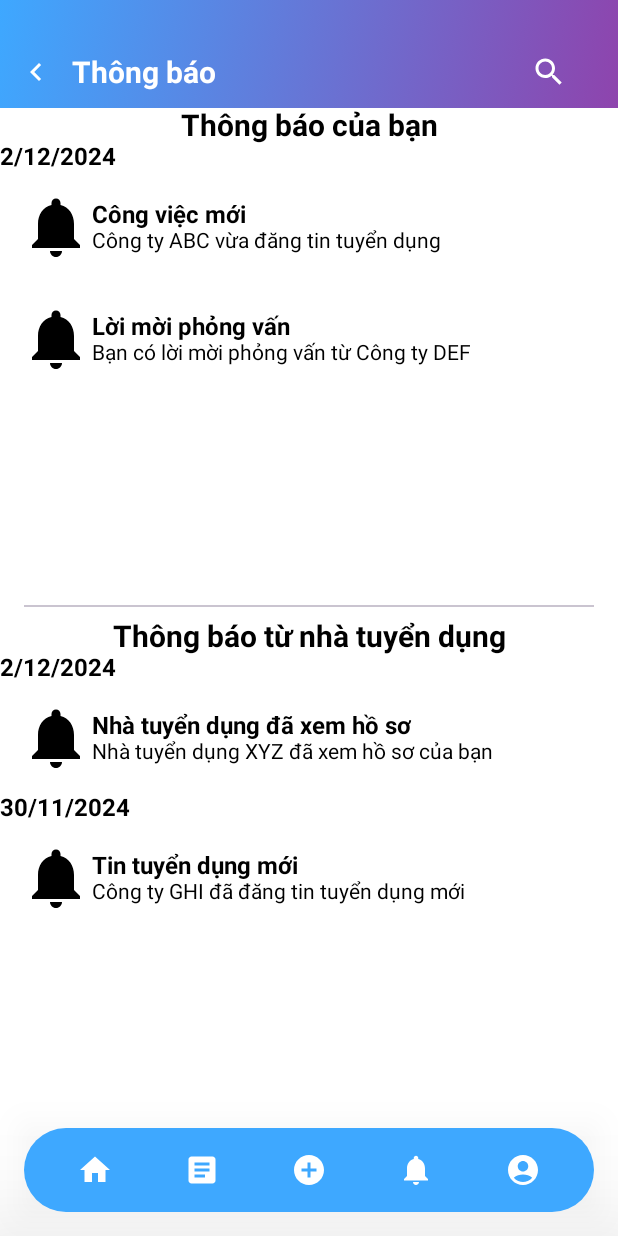
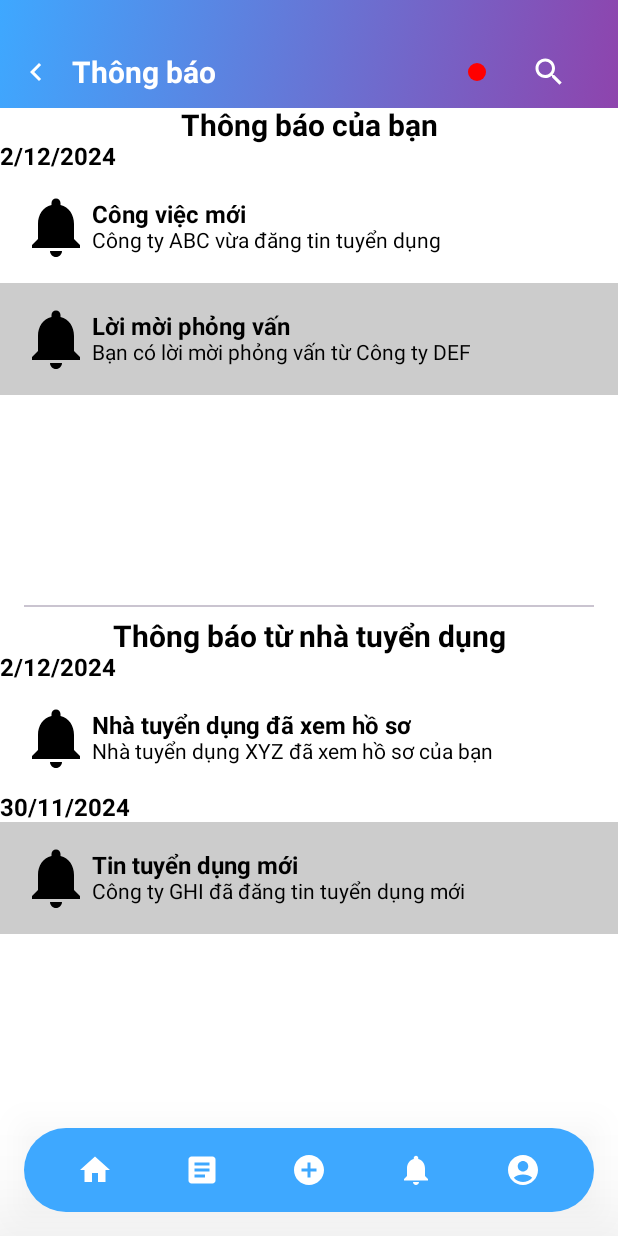
Before and after one commit to ThanhHienIT2004/Job-Search-Application, an Android app built with Jetpack Compose: the @Preview function PreviewNotificationsScreen, on a phone screen of 412 x 824 dp. Run offline under Robolectric (Android 15) with nearby library versions, the phone set to English and light mode, and no system bars.

Commit message:
notifications

```diff
--- a/app/build.gradle.kts
+++ b/app/build.gradle.kts
@@ -89,6 +89,7 @@ dependencies {
     implementation(libs.androidx.navigation.fragment.ktx)
     implementation(libs.androidx.navigation.ui.ktx)
     implementation(libs.firebase.database)
+    implementation(libs.firebase.database.ktx)
     testImplementation(libs.junit)
     androidTestImplementation(libs.androidx.junit)
     androidTestImplementation(libs.androidx.espresso.core)
--- a/app/src/main/java/com/mobile/jobsearchapplication/data/model/NotificationData.kt
+++ b/app/src/main/java/com/mobile/jobsearchapplication/data/model/NotificationData.kt
@@ -4,5 +4,6 @@ data class NotificationData(
     val imageRes: Int,
     val title: String,
     val description: String,
-    val time: Long
+    val time: Long,
+    val isRead: Boolean = false
 )
--- a/app/src/main/java/com/mobile/jobsearchapplication/data/remote/FirebaseRealtimeService.kt
+++ b/app/src/main/java/com/mobile/jobsearchapplication/data/remote/FirebaseRealtimeService.kt
@@ -5,7 +5,7 @@ import com.mobile.jobsearchapplication.ui.screens.Job
 
 // --- Firebase Service ---
 class FirebaseRealtimeService {
-    private val database = FirebaseDatabase.getInstance().refernce
+    private val database = FirebaseDatabase.getInstance().reference
 
     // Phương thức để thêm người dùng vào Firebase
     fun addUser(user: com.mobile.jobsearchapplication.ui.screens.User, onResult: (Boolean) -> Unit) {
--- a/app/src/main/java/com/mobile/jobsearchapplication/ui/screens/NotificationsScreen.kt
+++ b/app/src/main/java/com/mobile/jobsearchapplication/ui/screens/NotificationsScreen.kt
@@ -1,15 +1,29 @@
 package com.mobile.jobsearchapplication.ui.screens
 
+import androidx.compose.foundation.Image
+import androidx.compose.foundation.background
+import androidx.compose.foundation.gestures.detectTapGestures
 import androidx.compose.foundation.layout.*
+import androidx.compose.foundation.lazy.LazyColumn
+import androidx.compose.foundation.lazy.items
+import androidx.compose.foundation.shape.CircleShape
 import androidx.compose.foundation.text.input.TextFieldState
 import androidx.compose.material3.*
 import androidx.compose.runtime.*
+import androidx.compose.ui.Alignment
 import androidx.compose.ui.Modifier
+import androidx.compose.ui.graphics.Color
+import androidx.compose.ui.input.pointer.pointerInput
+import androidx.compose.ui.res.painterResource
+import androidx.compose.ui.text.font.FontWeight
+import androidx.compose.ui.text.style.TextAlign
 import androidx.compose.ui.tooling.preview.Preview
 import androidx.compose.ui.unit.dp
+import androidx.compose.ui.unit.sp
 import androidx.lifecycle.viewmodel.compose.viewModel
 import androidx.navigation.NavController
 import androidx.navigation.compose.rememberNavController
+import com.mobile.jobsearchapplication.data.model.NotificationData
 import com.mobile.jobsearchapplication.ui.components.bottom_bar.BottomNavBarCustom
 import com.mobile.jobsearchapplication.ui.components.NotificationSection
 import com.mobile.jobsearchapplication.utils.NotificationUtils
@@ -28,21 +42,24 @@ fun NotificationsScreen(
     val groupedUserNotifications = NotificationUtils.groupNotificationsByDate(userNotifications)
     val groupedRecruiterNotifications = NotificationUtils.groupNotificationsByDate(recruiterNotifications)
 
-    // Thiết lập SearchScreen
-    val textFieldState = remember { TextFieldState("") }
-    var searchResults by remember { mutableStateOf(listOf<String>()) }
-    val onSearch: (String) -> Unit = { query ->
-        searchResults = listOf("Kết quả 1: $query", "Kết quả 2: $query") // Thay bằng logic thực tế
-    }
-
     BaseScreen(
         title = "Thông báo",
         showBackButton = true,
         onBackClick = { navController.popBackStack() },
-        showSearch = true, // Bật icon tìm kiếm
+        showSearch = true,
         navController = navController,
-        actionsBot = { BottomNavBarCustom(navController) }
-    ){ paddingValues ->
+        actionsBot = { BottomNavBarCustom(navController) },
+        // Thêm nút đỏ trên TopBar
+        actionsTop = {
+            IconButton(onClick = { /* Xử lý sự kiện nút đỏ */ }) {
+                Box(
+                    modifier = Modifier
+                        .size(12.dp)
+                        .background(Color.Red, shape = CircleShape)
+                )
+            }
+        }
+    ) { paddingValues ->
         Column(
             modifier = Modifier
                 .fillMaxSize()
@@ -50,21 +67,65 @@ fun NotificationsScreen(
                 .windowInsetsPadding(WindowInsets.statusBars),
             verticalArrangement = Arrangement.spacedBy(8.dp)
         ) {
-            NotificationSection(
-                title = "Thông báo của bạn",
-                notifications = groupedUserNotifications,
-                modifier = Modifier.weight(1f)
-            )
+            NotificationSection("Thông báo của bạn", groupedUserNotifications, viewModel, Modifier.weight(1f))
             Divider(modifier = Modifier.fillMaxWidth().padding(horizontal = 16.dp))
-            NotificationSection(
-                title = "Thông báo từ nhà tuyển dụng",
-                notifications = groupedRecruiterNotifications,
-                modifier = Modifier.weight(1f)
-            )
+            NotificationSection("Thông báo từ nhà tuyển dụng", groupedRecruiterNotifications, viewModel, Modifier.weight(1f))
+        }
+    }
+}
+@Composable
+fun NotificationSection(
+    title: String,
+    notifications: Map<String, List<NotificationData>>,
+    viewModel: NotificationViewModel,
+    modifier: Modifier = Modifier
+) {
+    LazyColumn(modifier = modifier.fillMaxHeight()) {
+        item {
+            Box(modifier = Modifier.fillMaxWidth()) {
+                Text(
+                    text = title,
+                    fontSize = 20.sp,
+                    fontWeight = FontWeight.Bold,
+                    modifier = Modifier.align(Alignment.Center),
+                    textAlign = TextAlign.Center
+                )
+            }
+        }
+        notifications.forEach { (dateHeader, items) ->
+            item {
+                Text(text = dateHeader, fontWeight = FontWeight.Bold, fontSize = 16.sp)
+            }
+            items(items) { notification ->
+                NotificationItem(notification, viewModel)
+            }
         }
     }
 }
 
+@Composable
+fun NotificationItem(notification: NotificationData, viewModel: NotificationViewModel) {
+    Row(
+        modifier = Modifier
+            .fillMaxWidth()
+            .background(if (notification.isRead) Color.LightGray else Color.White) // Đậm nếu chưa xem
+            .padding(13.dp)
+            .pointerInput(Unit) {
+                detectTapGestures { viewModel.markAsRead(notification) } // Đánh dấu đã xem khi nhấn
+            },
+        verticalAlignment = Alignment.CenterVertically
+    ) {
+        Image(
+            painter = painterResource(id = notification.imageRes),
+            contentDescription = "Avatar",
+            modifier = Modifier.size(48.dp)
+        )
+        Column(modifier = Modifier.weight(1f)) {
+            Text(notification.title, fontWeight = FontWeight.Bold, fontSize = 16.sp)
+            Text(notification.description, fontSize = 14.sp)
+        }
+    }
+}
 @Preview(showBackground = true)
 @Composable
 fun PreviewNotificationsScreen() {
--- a/app/src/main/java/com/mobile/jobsearchapplication/ui/viewmodel/NotificationsViewModel.kt
+++ b/app/src/main/java/com/mobile/jobsearchapplication/ui/viewmodel/NotificationsViewModel.kt
@@ -7,27 +7,34 @@ import com.mobile.jobsearchapplication.R
 import com.mobile.jobsearchapplication.data.model.NotificationData
 import com.mobile.jobsearchapplication.utils.NotificationUtils.getRelativeDate
 
-
-
 class NotificationViewModel : ViewModel() {
     private val _userNotifications = MutableStateFlow(
         listOf(
-            NotificationData(R.drawable.baseline_notifications_24, "Công việc mới", "Công ty ABC vừa đăng tin tuyển dụng", 1733175900000L),
-            NotificationData(R.drawable.baseline_notifications_24, "Lời mời phỏng vấn", "Bạn có lời mời phỏng vấn từ Công ty DEF", 1733099400000L)
+            NotificationData(R.drawable.baseline_notifications_24, "Công việc mới", "Công ty ABC vừa đăng tin tuyển dụng", 1733175900000L, false),
+            NotificationData(R.drawable.baseline_notifications_24, "Lời mời phỏng vấn", "Bạn có lời mời phỏng vấn từ Công ty DEF", 1733099400000L, true)
         )
     )
     val userNotifications: StateFlow<List<NotificationData>> = _userNotifications
 
     private val _recruiterNotifications = MutableStateFlow(
         listOf(
-            NotificationData(R.drawable.baseline_notifications_24, "Nhà tuyển dụng đã xem hồ sơ", "Nhà tuyển dụng XYZ đã xem hồ sơ của bạn", 1733154600000L),
-            NotificationData(R.drawable.baseline_notifications_24, "Tin tuyển dụng mới", "Công ty GHI đã đăng tin tuyển dụng mới", 1733000400000L)
+            NotificationData(R.drawable.baseline_notifications_24, "Nhà tuyển dụng đã xem hồ sơ", "Nhà tuyển dụng XYZ đã xem hồ sơ của bạn", 1733154600000L, false),
+            NotificationData(R.drawable.baseline_notifications_24, "Tin tuyển dụng mới", "Công ty GHI đã đăng tin tuyển dụng mới", 1733000400000L, true)
         )
     )
     val recruiterNotifications: StateFlow<List<NotificationData>> = _recruiterNotifications
 
+    // Đánh dấu thông báo là đã xem
+    fun markAsRead(notification: NotificationData) {
+        _userNotifications.value = _userNotifications.value.map {
+            if (it == notification) it.copy(isRead = true) else it
+        }
+        _recruiterNotifications.value = _recruiterNotifications.value.map {
+            if (it == notification) it.copy(isRead = true) else it
+        }
+    }
+
     fun groupNotificationsByDate(notifications: List<NotificationData>): Map<String, List<NotificationData>> {
         return notifications.groupBy { getRelativeDate(it.time) }
     }
-
 }
--- a/gradle/libs.versions.toml
+++ b/gradle/libs.versions.toml
@@ -40,6 +40,7 @@ ui = "1.7.8"
 uiToolingPreview = "1.7.8"
 googleidVersion = "1.1.1"
 firebaseDatabase = "21.0.0"
+firebaseDatabaseKtx = "21.0.0"
 
 [libraries]
 androidx-core-ktx = { group = "androidx.core", name = "core-ktx", version.ref = "coreKtx" }
@@ -92,6 +93,7 @@ ui = { module = "androidx.compose.ui:ui", version.ref = "ui" }
 ui-tooling-preview = { module = "androidx.compose.ui:ui-tooling-preview", version.ref = "uiToolingPreview" }
 google-googleid = { group = "com.google.android.libraries.identity.googleid", name = "googleid", version.ref = "googleidVersion" }
 firebase-database = { group = "com.google.firebase", name = "firebase-database", version.ref = "firebaseDatabase" }
+firebase-database-ktx = { group = "com.google.firebase", name = "firebase-database-ktx", version.ref = "firebaseDatabaseKtx" }
 
 [plugins]
 android-application = { id = "com.android.application", version.ref = "agp" }
```
Also changed, not shown: 1 other file.
